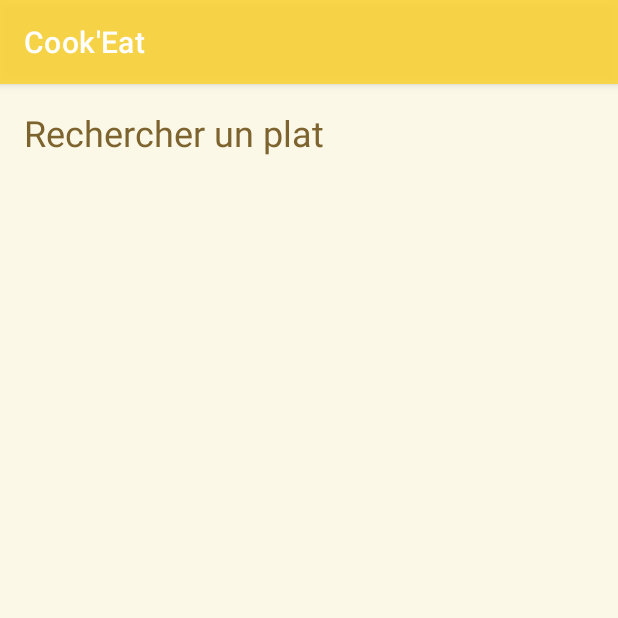
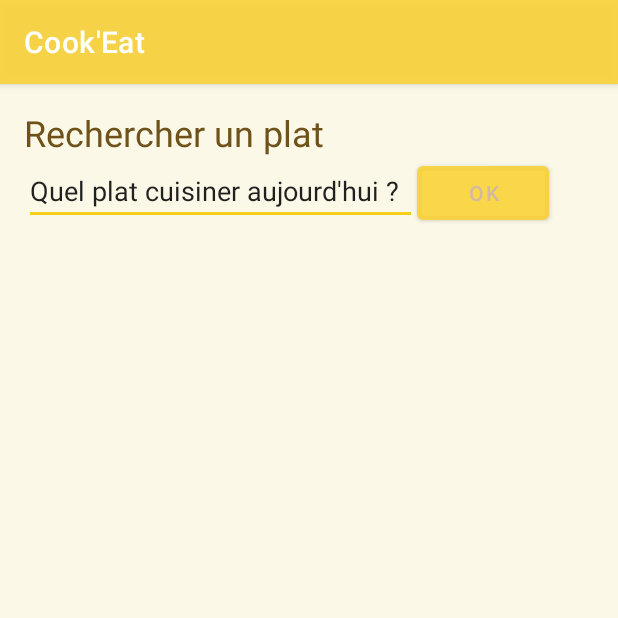
Before and after one commit to Kev7F/hello_world, an Android app: the screen it shows after launch (MainActivity), on a phone screen of 412 x 824 dp, the top half of it. Run offline under Robolectric (Android 15) with nearby library versions, the phone set to English and light mode, and no system bars.

Commit message:
debut barre de recherche

```diff
--- a/app/src/main/res/layout/activity_main.xml
+++ b/app/src/main/res/layout/activity_main.xml
@@ -20,5 +20,27 @@
         style="@style/style_ecriture_titres"
     />
 
+    <Button
+        android:id="@+id/button"
+        android:layout_width="wrap_content"
+        android:layout_height="wrap_content"
+        android:onClick="sendMessage"
+        android:layout_marginStart="@dimen/marge"
+        android:layout_marginLeft="@dimen/marge"
+        android:text="ok"
+        app:layout_constraintBaseline_toBaselineOf="@+id/editText"
+        app:layout_constraintEnd_toEndOf="parent"
+        app:layout_constraintStart_toEndOf="@+id/rechercher_plat_titre" />
+
+    <EditText
+        android:id="@+id/editText"
+        android:layout_width="0dp"
+        android:layout_height="wrap_content"
+        android:ems="10"
+        android:inputType="textPersonName"
+        android:text="Quel plat cuisiner aujourd'hui ?"
+        app:layout_constraintEnd_toStartOf="@+id/button"
+        app:layout_constraintStart_toStartOf="@+id/rechercher_plat_titre"
+        app:layout_constraintTop_toBottomOf="@+id/rechercher_plat_titre" />
 
 </androidx.constraintlayout.widget.ConstraintLayout>
--- a/app/src/main/res/values/colors.xml
+++ b/app/src/main/res/values/colors.xml
@@ -15,7 +15,7 @@
     <color name="jaune_or_plus">#E6F6C904</color>
     <color name="gris_fonce">#E64D4C4C</color>
     <color name="gris_clair">#999696</color>
-    <color name="marron">#E66F521A</color>
+    <color name="marron">#6F521A</color>
 
 
 
```
Also changed, not shown: app/src/main/AndroidManifest.xml (+7 -0 lines), app/src/main/java/com/example/helloworld/MainActivity.java (+16 -0 lines), app/src/main/java/com/example/helloworld/recherche_un_plat_activity.java (added, +24 -0 lines), app/src/main/res/layout/activity_recherche_un_plat.xml (added, +29 -0 lines).
